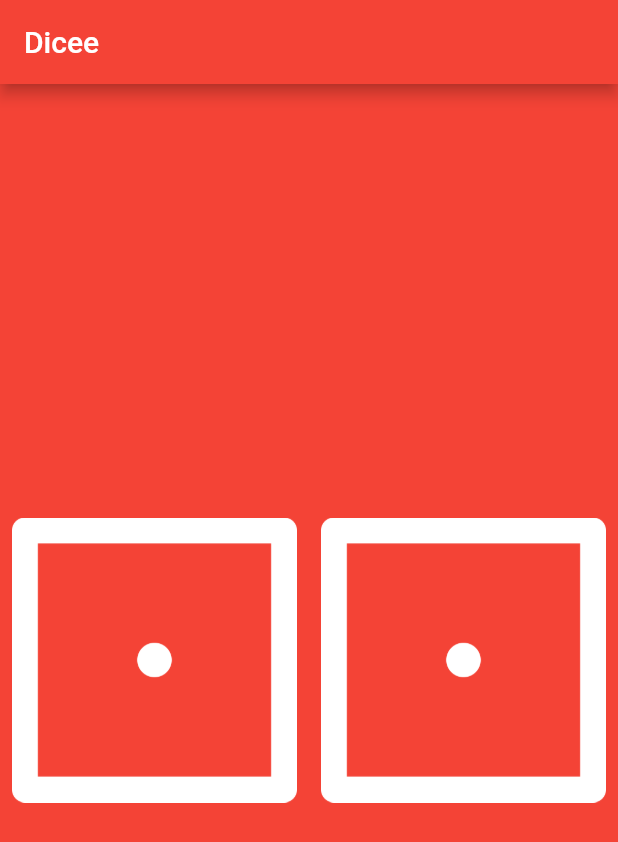
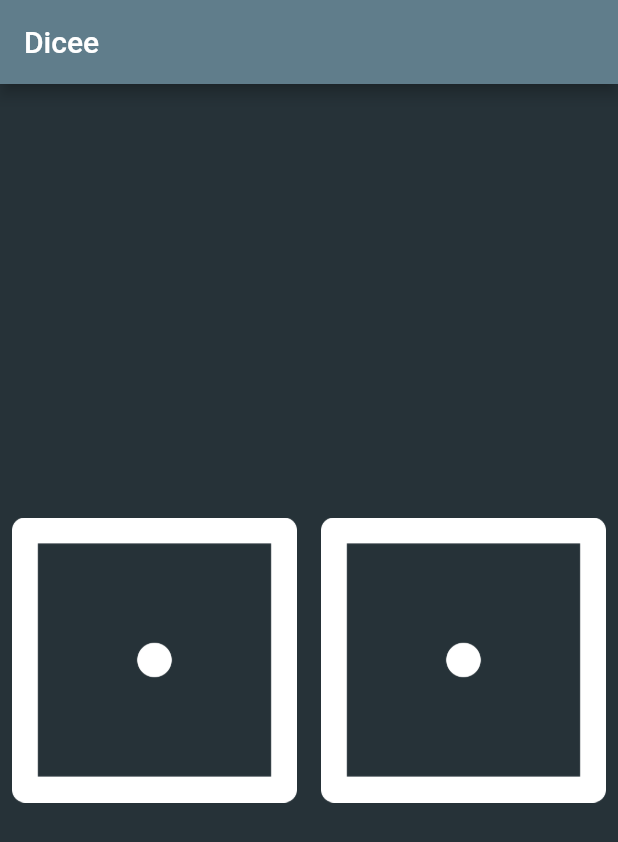
Before and after one commit to FreshhDevv/dice, a Flutter app: the screen it shows after launch, on a phone screen of 412 x 824 dp. Shown: the top 842 px of the screen. Run offline on Flutter 3.47's test engine with Material 2 defaults, Android fonts, the phone set to English and light mode, and no system bars.

Commit message:
App completed

```diff
--- a/lib/main.dart
+++ b/lib/main.dart
@@ -1,20 +1,35 @@
+import 'dart:math';
 import 'package:flutter/material.dart';
 
 void main() {
   runApp(MaterialApp(
     home: Scaffold(
-      backgroundColor: Colors.red,
+      backgroundColor: Colors.blueGrey[900],
       appBar: AppBar(
         title: const Text('Dicee'),
-        backgroundColor: Colors.red,
+        backgroundColor: Colors.blueGrey,
       ),
-      body: const DicePage(),
+      body: DicePage(),
     ),
   ));
 }
 
-class DicePage extends StatelessWidget {
-  const DicePage({Key? key}) : super(key: key);
+class DicePage extends StatefulWidget {
+  @override
+  State<DicePage> createState() => _DicePageState();
+}
+
+class _DicePageState extends State<DicePage> {
+  int leftDiceNumber = 1;
+  int rightDiceNumber = 1;
+  void changeDice() {
+    setState(
+      () {
+        leftDiceNumber = Random().nextInt(6) + 1;
+        rightDiceNumber = Random().nextInt(6) + 1;
+      },
+    );
+  }
 
   @override
   Widget build(BuildContext context) {
@@ -24,17 +39,17 @@ class DicePage extends StatelessWidget {
           Expanded(
             child: TextButton(
               onPressed: () {
-                print('Left button got pressed');
+                changeDice();
               },
-              child: Image.asset('images/dice1.png'),
+              child: Image.asset('images/dice$leftDiceNumber.png'),
             ),
           ),
           Expanded(
             child: TextButton(
               onPressed: () {
-                print('Right button got pressed');
+                changeDice();
               },
-              child: Image.asset('images/dice1.png'),
+              child: Image.asset('images/dice$rightDiceNumber.png'),
             ),
           ),
         ],
```
